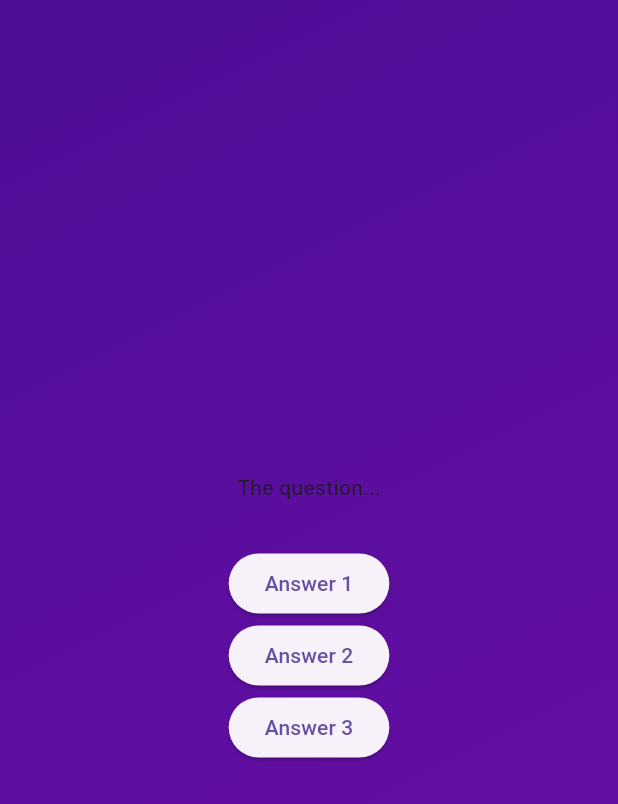
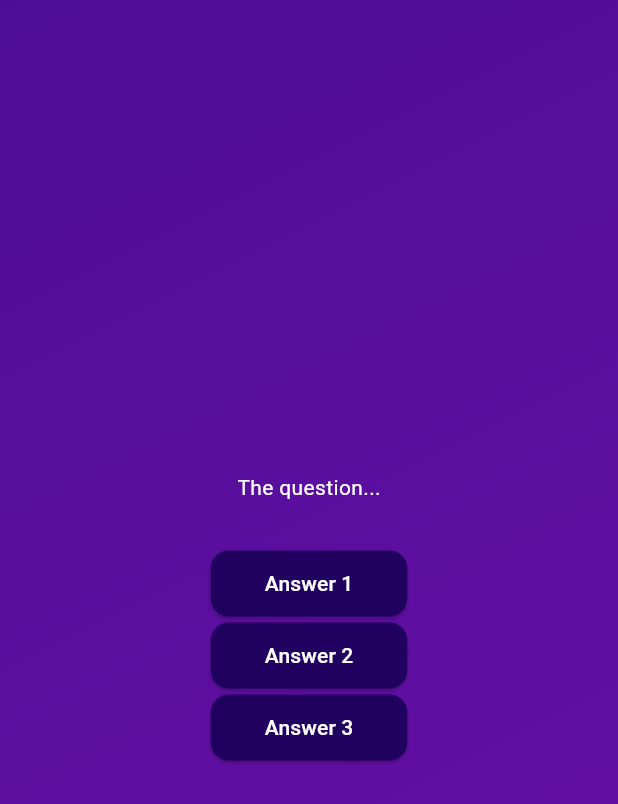
Before and after one commit to auri-gabriel/quiz_app, a Flutter app: the screen it shows after launch, after a tap on "Start Quiz!", on a phone screen of 412 x 824 dp. Shown: the top 804 px of the screen. Run offline on Flutter 3.47's test engine with Material 3 defaults, Android fonts, the phone set to English and light mode, and no system bars.

Commit message:
Add AnswerButton widget and update QuestionsScreen to use it for answer options

```diff
--- /dev/null
+++ b/lib/answer_button.dart
@@ -0,0 +1,26 @@
+import 'package:flutter/material.dart';
+
+class AnswerButton extends StatelessWidget {
+  const AnswerButton({
+    super.key,
+    required this.answerText,
+    required this.onTap,
+  });
+
+  final String answerText;
+  final void Function() onTap;
+
+  @override
+  Widget build(BuildContext context) {
+    return ElevatedButton(
+      onPressed: onTap,
+      style: ElevatedButton.styleFrom(
+        padding: EdgeInsets.symmetric(horizontal: 36, vertical: 12),
+        backgroundColor: const Color.fromARGB(255, 33, 1, 95),
+        foregroundColor: Colors.white,
+        shape: RoundedRectangleBorder(borderRadius: BorderRadius.circular(12)),
+      ),
+      child: Text(answerText),
+    );
+  }
+}
--- a/lib/questions_screen.dart
+++ b/lib/questions_screen.dart
@@ -1,4 +1,5 @@
 import 'package:flutter/material.dart';
+import 'package:quiz_app/answer_button.dart';
 
 class QuestionsScreen extends StatefulWidget {
   const QuestionsScreen({super.key});
@@ -17,11 +18,11 @@ class _QuestionsScreenState extends State<QuestionsScreen> {
       child: Column(
         mainAxisAlignment: MainAxisAlignment.center,
         children: [
-          Text('The question...'),
+          Text('The question...', style: TextStyle(color: Colors.white)),
           SizedBox(height: 30),
-          ElevatedButton(onPressed: () {}, child: Text('Answer 1')),
-          ElevatedButton(onPressed: () {}, child: Text('Answer 2')),
-          ElevatedButton(onPressed: () {}, child: Text('Answer 3')),
+          AnswerButton(answerText: 'Answer 1', onTap: () {}),
+          AnswerButton(answerText: 'Answer 2', onTap: () {}),
+          AnswerButton(answerText: 'Answer 3', onTap: () {}),
         ],
       ),
     );
```
